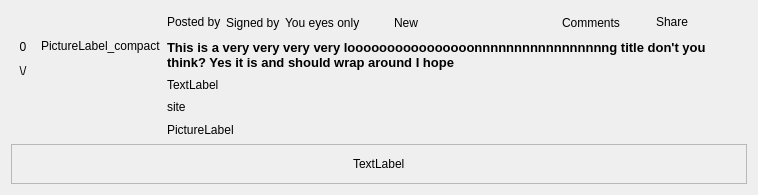
The window that retroshare-gui/src/gui/Posted/BoardPostDisplayWidget.ui (RetroShare/RetroShare) describes before a commit, drawn with Qt 5.
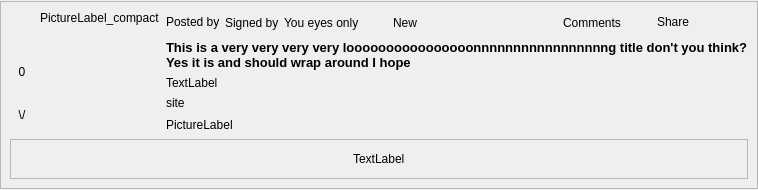
The same window after the commit. Icons and pictures are not drawn. Custom widgets are drawn as their Qt base class.

Commit message: fixed the size problem in boards UI

Patch:
```diff
--- a/retroshare-gui/src/gui/Posted/BoardPostDisplayWidget.ui
+++ b/retroshare-gui/src/gui/Posted/BoardPostDisplayWidget.ui
@@ -7,11 +7,11 @@
     <x>0</x>
     <y>0</y>
     <width>758</width>
-    <height>195</height>
+    <height>190</height>
    </rect>
   </property>
   <property name="sizePolicy">
-   <sizepolicy hsizetype="Preferred" vsizetype="Preferred">
+   <sizepolicy hsizetype="Preferred" vsizetype="MinimumExpanding">
     <horstretch>0</horstretch>
     <verstretch>0</verstretch>
    </sizepolicy>
@@ -22,16 +22,39 @@
   <property name="styleSheet">
    <string notr="true"/>
   </property>
-  <layout class="QHBoxLayout" name="horizontalLayout">
-   <item>
     <layout class="QVBoxLayout" name="verticalLayout_3">
+   <property name="spacing">
+    <number>0</number>
+   </property>
+   <property name="leftMargin">
+    <number>0</number>
+   </property>
+   <property name="topMargin">
+    <number>0</number>
+   </property>
+   <property name="rightMargin">
+    <number>0</number>
+   </property>
+   <property name="bottomMargin">
+    <number>0</number>
+   </property>
      <item>
-      <layout class="QHBoxLayout" name="horizontalLayout_6">
+    <widget class="QFrame" name="frame">
+     <property name="sizePolicy">
+      <sizepolicy hsizetype="Preferred" vsizetype="Maximum">
+       <horstretch>0</horstretch>
+       <verstretch>0</verstretch>
+      </sizepolicy>
+     </property>
+     <property name="frameShape">
+      <enum>QFrame::StyledPanel</enum>
+     </property>
+     <property name="frameShadow">
+      <enum>QFrame::Raised</enum>
+     </property>
+     <layout class="QVBoxLayout" name="verticalLayout_4">
        <item>
         <layout class="QVBoxLayout" name="verticalLayout">
-         <property name="sizeConstraint">
-          <enum>QLayout::SetMinimumSize</enum>
-         </property>
          <item>
           <layout class="QHBoxLayout" name="horizontalLayout_5">
            <item>
@@ -113,27 +136,10 @@
              <property name="text">
               <string>PictureLabel_compact</string>
              </property>
-            </widget>
-           </item>
-          </layout>
-         </item>
-         <item>
-          <spacer name="verticalSpacer_2">
-           <property name="orientation">
-            <enum>Qt::Vertical</enum>
-           </property>
-           <property name="sizeType">
-            <enum>QSizePolicy::MinimumExpanding</enum>
-           </property>
-           <property name="sizeHint" stdset="0">
-            <size>
-             <width>20</width>
-             <height>40</height>
-            </size>
-           </property>
-          </spacer>
-         </item>
-        </layout>
+            <property name="alignment">
+             <set>Qt::AlignLeading|Qt::AlignLeft|Qt::AlignTop</set>
+            </property>
+           </widget>
        </item>
        <item>
         <layout class="QVBoxLayout" name="verticalLayout_2">
@@ -449,6 +455,9 @@
       </widget>
      </item>
     </layout>
+      </item>
+     </layout>
+    </widget>
    </item>
   </layout>
  </widget>
```
Left out of the diff: 2 changed lines with no effect on the pictures. Lines whose indentation alone changed are shown as unchanged. The commit also changes 2 other files.
